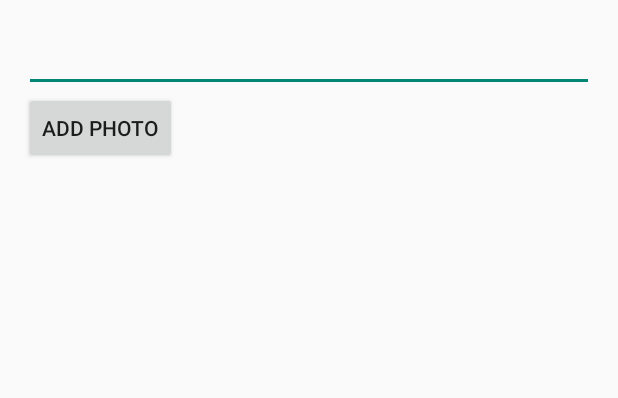
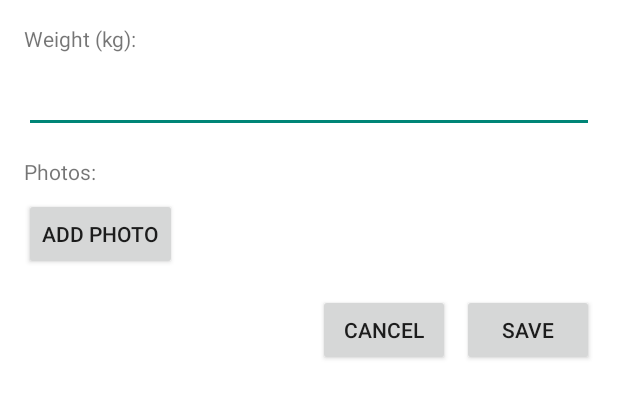
Before and after one commit to sewerynmik/fitnessApp, an Android app built with Jetpack Compose: the layout popup_add_progress.xml on its own in the app's theme, with its tools: preview values and no code run, on a phone screen of 412 x 824 dp. Shown: the top 398 px of the screen. Run offline under Robolectric (Android 15) with nearby library versions, the phone set to English and light mode, and no system bars; Roboto replaces fonts that are not available here.

Commit message:
like wokring or sth

```diff
--- a/app/src/main/res/layout/popup_add_progress.xml
+++ b/app/src/main/res/layout/popup_add_progress.xml
@@ -1,14 +1,29 @@
 <?xml version="1.0" encoding="utf-8"?>
 <LinearLayout xmlns:android="http://schemas.android.com/apk/res/android"
     android:layout_width="match_parent"
-    android:layout_height="wrap_content"
+    android:layout_height="match_parent"
+    android:background="@android:color/white"
     android:orientation="vertical"
     android:padding="16dp">
+
+    <TextView
+        android:layout_width="wrap_content"
+        android:layout_height="wrap_content"
+        android:layout_marginBottom="8dp"
+        android:text="Weight (kg):" />
 
     <EditText
         android:id="@+id/weightInput"
         android:layout_width="match_parent"
-        android:layout_height="wrap_content" />
+        android:layout_height="wrap_content"
+        android:inputType="numberDecimal" />
+
+    <TextView
+        android:layout_width="wrap_content"
+        android:layout_height="wrap_content"
+        android:layout_marginTop="16dp"
+        android:layout_marginBottom="8dp"
+        android:text="Photos:" />
 
     <Button
         android:id="@+id/addPhotoButton"
@@ -16,4 +31,26 @@
         android:layout_height="wrap_content"
         android:text="Add Photo" />
 
+    <LinearLayout
+        android:layout_width="match_parent"
+        android:layout_height="wrap_content"
+        android:layout_marginTop="16dp"
+        android:gravity="end"
+        android:orientation="horizontal">
+
+        <Button
+            android:id="@+id/cancelButton"
+            android:layout_width="wrap_content"
+            android:layout_height="wrap_content"
+            android:text="Cancel" />
+
+        <Button
+            android:id="@+id/saveButton"
+            android:layout_width="wrap_content"
+            android:layout_height="wrap_content"
+            android:layout_marginLeft="8dp"
+            android:text="Save" />
+
+    </LinearLayout>
+
 </LinearLayout>
```
Also changed, not shown: app/src/main/java/com/example/aplikacjafitness/MainActivity.kt (+4 -4 lines), app/src/main/java/com/example/aplikacjafitness/Profile.kt (+3 -5 lines), app/src/main/java/com/example/aplikacjafitness/Progress.kt (+13 -4 lines).
